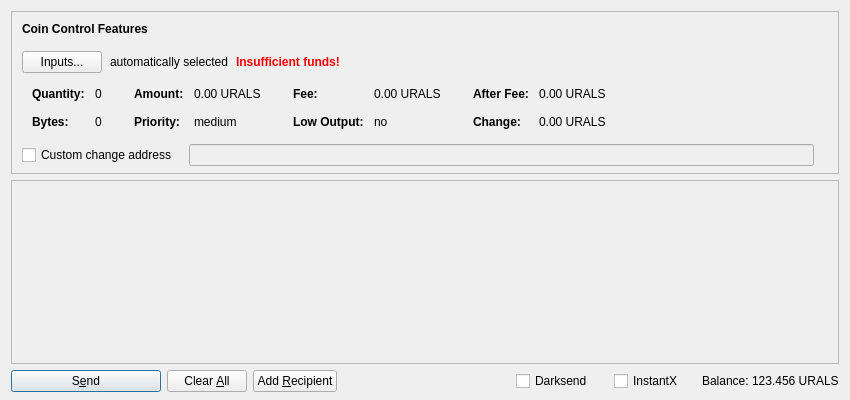
Above: src/qt/forms/sendcoinsdialog.ui from forkee/UralsCoin before the change. Below: the same form after it.
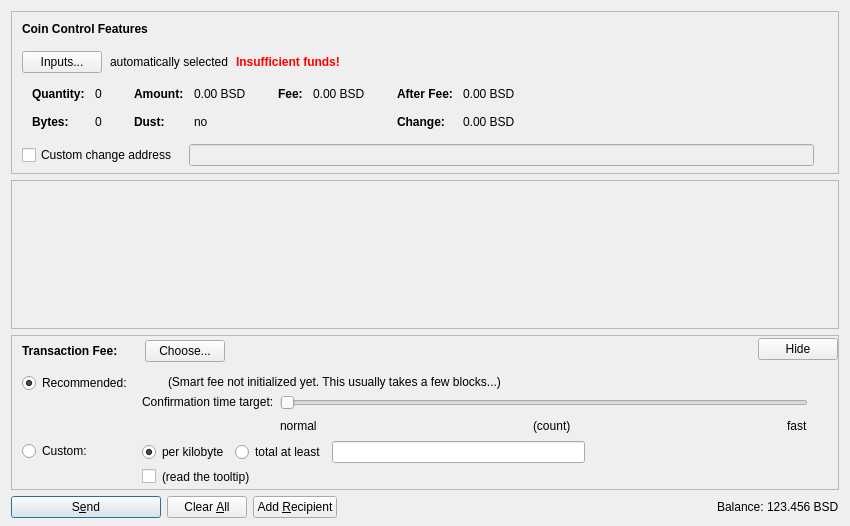
That is the form after the change. Icons and pictures are not drawn. Custom widgets are drawn as their Qt base class.

Patch:
```diff
--- a/src/qt/forms/sendcoinsdialog.ui
+++ b/src/qt/forms/sendcoinsdialog.ui
@@ -7,13 +7,13 @@
     <x>0</x>
     <y>0</y>
     <width>850</width>
-    <height>400</height>
+    <height>526</height>
    </rect>
   </property>
   <property name="windowTitle">
    <string>Send Coins</string>
   </property>
-  <layout class="QVBoxLayout" name="verticalLayout" stretch="0,1,0">
+  <layout class="QVBoxLayout" name="verticalLayout" stretch="0,1,0,0">
    <property name="bottomMargin">
     <number>8</number>
    </property>
@@ -321,7 +321,7 @@
                   <enum>Qt::ActionsContextMenu</enum>
                  </property>
                  <property name="text">
-                  <string notr="true">0.00 URALS</string>
+                  <string notr="true">0.00 BSD</string>
                  </property>
                  <property name="textInteractionFlags">
                   <set>Qt::LinksAccessibleByMouse|Qt::TextSelectableByKeyboard|Qt::TextSelectableByMouse</set>
@@ -329,7 +329,7 @@
                 </widget>
                </item>
                <item row="1" column="0">
-                <widget class="QLabel" name="labelCoinControlPriorityText">
+                <widget class="QLabel" name="labelCoinControlLowOutputText">
                  <property name="font">
                   <font>
                    <weight>75</weight>
@@ -337,12 +337,12 @@
                   </font>
                  </property>
                  <property name="text">
-                  <string>Priority:</string>
+                  <string>Dust:</string>
                  </property>
                 </widget>
                </item>
                <item row="1" column="1">
-                <widget class="QLabel" name="labelCoinControlPriority">
+                <widget class="QLabel" name="labelCoinControlLowOutput">
                  <property name="cursor">
                   <cursorShape>IBeamCursor</cursorShape>
                  </property>
@@ -350,7 +350,7 @@
                   <enum>Qt::ActionsContextMenu</enum>
                  </property>
                  <property name="text">
-                  <string>medium</string>
+                  <string notr="true">no</string>
                  </property>
                  <property name="textInteractionFlags">
                   <set>Qt::LinksAccessibleByMouse|Qt::TextSelectableByKeyboard|Qt::TextSelectableByMouse</set>
@@ -401,36 +401,7 @@
                   <enum>Qt::ActionsContextMenu</enum>
                  </property>
                  <property name="text">
-                  <string notr="true">0.00 URALS</string>
-                 </property>
-                 <property name="textInteractionFlags">
-                  <set>Qt::LinksAccessibleByMouse|Qt::TextSelectableByKeyboard|Qt::TextSelectableByMouse</set>
-                 </property>
-                </widget>
-               </item>
-               <item row="1" column="0">
-                <widget class="QLabel" name="labelCoinControlLowOutputText">
-                 <property name="font">
-                  <font>
-                   <weight>75</weight>
-                   <bold>true</bold>
-                  </font>
-                 </property>
-                 <property name="text">
-                  <string>Low Output:</string>
-                 </property>
-                </widget>
-               </item>
-               <item row="1" column="1">
-                <widget class="QLabel" name="labelCoinControlLowOutput">
-                 <property name="cursor">
-                  <cursorShape>IBeamCursor</cursorShape>
-                 </property>
-                 <property name="contextMenuPolicy">
-                  <enum>Qt::ActionsContextMenu</enum>
-                 </property>
-                 <property name="text">
-                  <string>no</string>
+                  <string notr="true">0.00 BSD</string>
                  </property>
                  <property name="textInteractionFlags">
                   <set>Qt::LinksAccessibleByMouse|Qt::TextSelectableByKeyboard|Qt::TextSelectableByMouse</set>
@@ -481,7 +452,7 @@
                   <enum>Qt::ActionsContextMenu</enum>
                  </property>
                  <property name="text">
-                  <string notr="true">0.00 URALS</string>
+                  <string notr="true">0.00 BSD</string>
                  </property>
                  <property name="textInteractionFlags">
                   <set>Qt::LinksAccessibleByMouse|Qt::TextSelectableByKeyboard|Qt::TextSelectableByMouse</set>
@@ -510,7 +481,7 @@
                   <enum>Qt::ActionsContextMenu</enum>
                  </property>
                  <property name="text">
-                  <string notr="true">0.00 URALS</string>
+                  <string notr="true">0.00 BSD</string>
                  </property>
                  <property name="textInteractionFlags">
                   <set>Qt::LinksAccessibleByMouse|Qt::TextSelectableByKeyboard|Qt::TextSelectableByMouse</set>
@@ -613,8 +584,8 @@
        <rect>
         <x>0</x>
         <y>0</y>
-        <width>824</width>
-        <height>138</height>
+        <width>830</width>
+        <height>104</height>
        </rect>
       </property>
       <layout class="QVBoxLayout" name="verticalLayout_2" stretch="0,1">
@@ -654,6 +625,557 @@
      </widget>
     </widget>
    </item>
+   <item>
+    <widget class="QFrame" name="frameFee">
+     <property name="sizePolicy">
+      <sizepolicy hsizetype="Expanding" vsizetype="Expanding">
+       <horstretch>0</horstretch>
+       <verstretch>0</verstretch>
+      </sizepolicy>
+     </property>
+     <property name="maximumSize">
+      <size>
+       <width>16777215</width>
+       <height>16777215</height>
+      </size>
+     </property>
+     <property name="frameShape">
+      <enum>QFrame::StyledPanel</enum>
+     </property>
+     <property name="frameShadow">
+      <enum>QFrame::Sunken</enum>
+     </property>
+     <layout class="QVBoxLayout" name="verticalLayoutFee1">
+      <property name="spacing">
+       <number>0</number>
+      </property>
+      <property name="leftMargin">
+       <number>0</number>
+      </property>
+      <property name="topMargin">
+       <number>0</number>
+      </property>
+      <property name="rightMargin">
+       <number>0</number>
+      </property>
+      <property name="bottomMargin">
+       <number>0</number>
+      </property>
+      <item>
+       <layout class="QVBoxLayout" name="verticalLayoutFee2" stretch="0,0,0">
+        <property name="spacing">
+         <number>0</number>
+        </property>
+        <property name="leftMargin">
+         <number>10</number>
+        </property>
+        <property name="topMargin">
+         <number>0</number>
+        </property>
+        <item>
+         <layout class="QHBoxLayout" name="horizontalLayoutFee1">
+          <property name="bottomMargin">
+           <number>0</number>
+          </property>
+          <item>
+           <layout class="QVBoxLayout" name="verticalLayoutFee7">
+            <property name="spacing">
+             <number>0</number>
+            </property>
+            <item>
+             <spacer name="verticalSpacerSmartFee">
+              <property name="orientation">
+               <enum>Qt::Vertical</enum>
+              </property>
+              <property name="sizeType">
+               <enum>QSizePolicy::Fixed</enum>
+              </property>
+              <property name="sizeHint" stdset="0">
+               <size>
+                <width>1</width>
+                <height>4</height>
+               </size>
+              </property>
+             </spacer>
+            </item>
+            <item>
+             <layout class="QHBoxLayout" name="horizontalLayoutSmartFee">
+              <property name="spacing">
+               <number>10</number>
+              </property>
+              <item>
+               <widget class="QLabel" name="labelFeeHeadline">
+                <property name="sizePolicy">
+                 <sizepolicy hsizetype="Preferred" vsizetype="Maximum">
+                  <horstretch>0</horstretch>
+                  <verstretch>0</verstretch>
+                 </sizepolicy>
+                </property>
+                <property name="font">
+                 <font>
+                  <weight>75</weight>
+                  <bold>true</bold>
+                 </font>
+                </property>
+                <property name="styleSheet">
+                 <string notr="true">font-weight:bold;</string>
+                </property>
+                <property name="text">
+                 <string>Transaction Fee:</string>
+                </property>
+               </widget>
+              </item>
+              <item>
+               <widget class="QLabel" name="labelFeeMinimized">
+                <property name="text">
+                 <string/>
+                </property>
+               </widget>
+              </item>
+              <item>
+               <widget class="QPushButton" name="buttonChooseFee">
+                <property name="text">
+                 <string>Choose...</string>
+                </property>
+               </widget>
+              </item>
+             </layout>
+            </item>
+            <item>
+             <spacer name="verticalSpacer_5">
+              <property name="orientation">
+               <enum>Qt::Vertical</enum>
+              </property>
+              <property name="sizeHint" stdset="0">
+               <size>
+                <width>1</width>
+                <height>1</height>
+               </size>
+              </property>
+             </spacer>
+            </item>
+           </layout>
+          </item>
+          <item>
+           <spacer name="horizontalSpacer_4">
+            <property name="orientation">
+             <enum>Qt::Horizontal</enum>
+            </property>
+            <property name="sizeHint" stdset="0">
+             <size>
+              <width>40</width>
+              <height>20</height>
+             </size>
+            </property>
+           </spacer>
+          </item>
+          <item>
+           <widget class="QPushButton" name="buttonMinimizeFee">
+            <property name="toolTip">
+             <string>collapse fee-settings</string>
+            </property>
+            <property name="text">
+             <string>Hide</string>
+            </property>
+           </widget>
+          </item>
+         </layout>
+        </item>
+        <item>
+         <widget class="QFrame" name="frameFeeSelection">
+          <layout class="QVBoxLayout" name="verticalLayoutFee12">
+           <property name="spacing">
+            <number>0</number>
+           </property>
+           <property name="leftMargin">
+            <number>0</number>
+           </property>
+           <property name="topMargin">
+            <number>0</number>
+           </property>
+           <property name="rightMargin">
+            <number>0</number>
+           </property>
+           <property name="bottomMargin">
+            <number>0</number>
+           </property>
+           <item>
+            <layout class="QGridLayout" name="gridLayoutFee">
+             <property name="topMargin">
+              <number>10</number>
+             </property>
+             <property name="bottomMargin">
+              <number>4</number>
+             </property>
+             <property name="horizontalSpacing">
+              <number>10</number>
+             </property>
+             <property name="verticalSpacing">
+              <number>4</number>
+             </property>
+             <item row="1" column="1">
+              <layout class="QVBoxLayout" name="verticalLayoutFee8">
+               <property name="spacing">
+                <number>6</number>
+               </property>
+               <item>
+                <layout class="QHBoxLayout" name="horizontalLayoutFee13">
+                 <item>
+                  <widget class="QRadioButton" name="radioCustomPerKilobyte">
+                   <property name="toolTip">
+                    <string>If the custom fee is set to 1000 satoshis and the transaction is only 250 bytes, then &quot;per kilobyte&quot; only pays 250 satoshis in fee, while &quot;total at least&quot; pays 1000 satoshis. For transactions bigger than a kilobyte both pay by kilobyte.</string>
+                   </property>
+                   <property name="text">
+                    <string>per kilobyte</string>
+                   </property>
+                   <property name="checked">
+                    <bool>true</bool>
+                   </property>
+                   <attribute name="buttonGroup">
+                    <string notr="true">groupCustomFee</string>
+                   </attribute>
+                  </widget>
+                 </item>
+                 <item>
+                  <widget class="QRadioButton" name="radioCustomAtLeast">
+                   <property name="toolTip">
+                    <string>If the custom fee is set to 1000 satoshis and the transaction is only 250 bytes, then &quot;per kilobyte&quot; only pays 250 satoshis in fee, while &quot;total at least&quot; pays 1000 satoshis. For transactions bigger than a kilobyte both pay by kilobyte.</string>
+                   </property>
+                   <property name="text">
+                    <string>total at least</string>
+                   </property>
+                   <attribute name="buttonGroup">
+                    <string notr="true">groupCustomFee</string>
+                   </attribute>
+                  </widget>
+                 </item>
+                 <item>
+                  <widget class="UralsAmountField" name="customFee"/>
+                 </item>
+                 <item>
+                  <spacer name="horizontalSpacer_6">
+                   <property name="orientation">
+                    <enum>Qt::Horizontal</enum>
+                   </property>
+                   <property name="sizeHint" stdset="0">
+                    <size>
+                     <width>1</width>
+                     <height>1</height>
+                    </size>
+                   </property>
+                  </spacer>
+                 </item>
+                </layout>
+               </item>
+               <item>
+                <layout class="QHBoxLayout" name="horizontalLayoutFee8">
+                 <item>
+                  <widget class="QCheckBox" name="checkBoxMinimumFee">
+                   <property name="toolTip">
+                    <string>Paying only the minimum fee is just fine as long as there is less transaction volume than space in the blocks. But be aware that this can end up in a never confirming transaction once there is more demand for urals transactions than the network can process.</string>
+                   </property>
+                   <property name="text">
+                    <string/>
+                   </property>
+                  </widget>
+                 </item>
+                 <item>
+                  <widget class="QLabel" name="labelMinFeeWarning">
+                   <property name="enabled">
+                    <bool>true</bool>
+                   </property>
+                   <property name="toolTip">
+                    <string>Paying only the minimum fee is just fine as long as there is less transaction volume than space in the blocks. But be aware that this can end up in a never confirming transaction once there is more demand for urals transactions than the network can process.</string>
+                   </property>
+                   <property name="text">
+                    <string>(read the tooltip)</string>
+                   </property>
+                   <property name="margin">
+                    <number>5</number>
+                   </property>
+                  </widget>
+                 </item>
+                 <item>
+                  <spacer name="horizontalSpacer_2">
+                   <property name="orientation">
+                    <enum>Qt::Horizontal</enum>
+                   </property>
+                   <property name="sizeHint" stdset="0">
+                    <size>
+                     <width>1</width>
+                     <height>1</height>
+                    </size>
+                   </property>
+                  </spacer>
+                 </item>
+                </layout>
+               </item>
+              </layout>
+             </item>
+             <item row="0" column="0">
+              <layout class="QVBoxLayout" name="verticalLayoutFee4" stretch="0,1">
+               <item>
+                <widget class="QRadioButton" name="radioSmartFee">
+                 <property name="text">
+                  <string>Recommended:</string>
+                 </property>
+                 <property name="checked">
+                  <bool>true</bool>
+                 </property>
+                 <attribute name="buttonGroup">
+                  <string notr="true">groupFee</string>
+                 </attribute>
+                </widget>
+               </item>
+               <item>
+                <spacer name="verticalSpacer_2">
+                 <property name="orientation">
+                  <enum>Qt::Vertical</enum>
+                 </property>
+                 <property name="sizeHint" stdset="0">
+                  <size>
+                   <width>1</width>
+                   <height>1</height>
+                  </size>
+                 </property>
+                </spacer>
+               </item>
+              </layout>
+             </item>
+             <item row="1" column="0">
+              <layout class="QVBoxLayout" name="verticalLayoutFee9" stretch="0,1">
+               <item>
+                <widget class="QRadioButton" name="radioCustomFee">
+                 <property name="text">
+                  <string>Custom:</string>
+                 </property>
+                 <attribute name="buttonGroup">
+                  <string notr="true">groupFee</string>
+                 </attribute>
+                </widget>
+               </item>
+               <item>
+                <spacer name="verticalSpacer_6">
+                 <property name="orientation">
+                  <enum>Qt::Vertical</enum>
+                 </property>
+                 <property name="sizeHint" stdset="0">
+                  <size>
+                   <width>1</width>
+                   <height>1</height>
+                  </size>
+                 </property>
+                </spacer>
+               </item>
+              </layout>
+             </item>
+             <item row="0" column="1">
+              <layout class="QVBoxLayout" name="verticalLayoutFee3" stretch="0,0,1">
+               <property name="spacing">
+                <number>6</number>
+               </property>
+               <property name="topMargin">
+                <number>2</number>
+               </property>
+               <item>
+                <layout class="QHBoxLayout" name="horizontalLayoutFee12">
+                 <item>
+                  <widget class="QLabel" name="labelSmartFee">
+                   <property name="text">
+                    <string/>
+                   </property>
+                   <property name="margin">
+                    <number>2</number>
+                   </property>
+                  </widget>
+                 </item>
+                 <item>
+                  <widget class="QLabel" name="labelFeeEstimation">
+                   <property name="text">
+                    <string/>
+                   </property>
+                  </widget>
+                 </item>
+                 <item>
+                  <widget class="QLabel" name="labelSmartFee2">
+                   <property name="text">
+                    <string>(Smart fee not initialized yet. This usually takes a few blocks...)</string>
+                   </property>
+                   <property name="margin">
+                    <number>2</number>
+                   </property>
+                  </widget>
+                 </item>
+                 <item>
+                  <spacer name="horizontalSpacer_5">
+                   <property name="orientation">
+                    <enum>Qt::Horizontal</enum>
+                   </property>
+                   <property name="sizeHint" stdset="0">
+                    <size>
+                     <width>1</width>
+                     <height>1</height>
+                    </size>
+                   </property>
+                  </spacer>
+                 </item>
+                </layout>
+               </item>
+               <item>
+                <layout class="QHBoxLayout" name="horizontalLayoutFee9">
+                 <item>
+                  <layout class="QVBoxLayout" name="verticalLayoutFee6">
+                   <item>
+                    <widget class="QLabel" name="labelSmartFee3">
+                     <property name="text">
+                      <string>Confirmation time target:</string>
+                     </property>
+                     <property name="margin">
+                      <number>2</number>
+                     </property>
+                    </widget>
+                   </item>
+                   <item>
+                    <spacer name="verticalSpacer_3">
+                     <property name="orientation">
+                      <enum>Qt::Vertical</enum>
+                     </property>
+                     <property name="sizeHint" stdset="0">
+                      <size>
+                       <width>1</width>
+                       <height>1</height>
+                      </size>
+                     </property>
+                    </spacer>
+                   </item>
+                  </layout>
+                 </item>
+                 <item>
+                  <layout class="QVBoxLayout" name="verticalLayoutFee5">
+                   <property name="rightMargin">
+                    <number>30</number>
+                   </property>
+                   <item>
+                    <widget class="QSlider" name="sliderSmartFee">
+                     <property name="minimum">
+                      <number>0</number>
+                     </property>
+                     <property name="maximum">
+                      <number>23</number>
+                     </property>
+                     <property name="pageStep">
+                      <number>1</number>
+                     </property>
+                     <property name="value">
+                      <number>0</number>
+                     </property>
+                     <property name="orientation">
+                      <enum>Qt::Horizontal</enum>
+                     </property>
+                     <property name="invertedAppearance">
+                      <bool>false</bool>
+                     </property>
+                     <property name="invertedControls">
+                      <bool>false</bool>
+                     </property>
+                     <property name="tickPosition">
+                      <enum>QSlider::NoTicks</enum>
+                     </property>
+                    </widget>
+                   </item>
+                   <item>
+                    <layout class="QHBoxLayout" name="horizontalLayoutFee10">
+                     <item>
+                      <widget class="QLabel" name="labelSmartFeeNormal">
+                       <property name="text">
+                        <string>normal</string>
+                       </property>
+                      </widget>
+                     </item>
+                     <item>
+                      <spacer name="horizontalSpacer_7">
+                       <property name="orientation">
+                        <enum>Qt::Horizontal</enum>
+                       </property>
+                       <property name="sizeHint" stdset="0">
+                        <size>
+                         <width>40</width>
+                         <height>20</height>
+                        </size>
+                       </property>
+                      </spacer>
+                     </item>
+                     <item>
+                      <widget class="QLabel" name="confirmationTargetLabel">
+                       <property name="text">
+                        <string notr="true">(count)</string>
+                       </property>
+                      </widget>
+                     </item>
+                     <item>
+                      <spacer name="horizontalSpacer_3">
+                       <property name="orientation">
+                        <enum>Qt::Horizontal</enum>
+                       </property>
+                       <property name="sizeHint" stdset="0">
+                        <size>
+                         <width>40</width>
+                         <height>20</height>
+                        </size>
+                       </property>
+                      </spacer>
+                     </item>
+                     <item>
+                      <widget class="QLabel" name="labelSmartFeeFast">
+                       <property name="text">
+                        <string>fast</string>
+                       </property>
+                      </widget>
+                     </item>
+                    </layout>
+                   </item>
+                  </layout>
+                 </item>
+                </layout>
+               </item>
+               <item>
+                <spacer name="verticalSpacer_4">
+                 <property name="orientation">
+                  <enum>Qt::Vertical</enum>
+                 </property>
+                 <property name="sizeHint" stdset="0">
+                  <size>
+                   <width>1</width>
+                   <height>1</height>
+                  </size>
+                 </property>
+                </spacer>
+               </item>
+              </layout>
+             </item>
+            </layout>
+           </item>
+          </layout>
+         </widget>
+        </item>
+        <item>
+         <spacer name="verticalSpacerFee">
+          <property name="orientation">
+           <enum>Qt::Vertical</enum>
+          </property>
+          <property name="sizeHint" stdset="0">
+           <size>
+            <width>800</width>
+            <height>1</height>
+           </size>
+          </property>
+         </spacer>
+        </item>
+       </layout>
+      </item>
+     </layout>
+    </widget>
+   </item>
    <item>
     <layout class="QHBoxLayout" name="horizontalLayout">
      <item>
@@ -674,6 +1196,9 @@
         <iconset resource="../urals.qrc">
          <normaloff>:/icons/send</normaloff>:/icons/send</iconset>
        </property>
+       <property name="autoDefault">
+        <bool>false</bool>
+       </property>
        <property name="default">
         <bool>true</bool>
        </property>
@@ -740,37 +1265,14 @@
        <property name="spacing">
         <number>3</number>
        </property>
-       <item>
-        <widget class="QCheckBox" name="checkUseDarksend">
-         <property name="minimumSize">
-          <size>
-           <width>95</width>
-           <height>0</height>
-          </size>
-         </property>
-         <property name="text">
-          <string>Darksend</string>
-         </property>
-        </widget>
-       </item>
-       <item>
-        <widget class="QCheckBox" name="checkInstantX">
-         <property name="enabled">
-          <bool>true</bool>
-         </property>
-         <property name="minimumSize">
-          <size>
-           <width>85</width>
-           <height>0</height>
-          </size>
-         </property>
-         <property name="text">
-          <string>InstantX</string>
-         </property>
-        </widget>
-       </item>
        <item>
         <widget class="QLabel" name="label">
+         <property name="sizePolicy">
+          <sizepolicy hsizetype="Preferred" vsizetype="Fixed">
+           <horstretch>0</horstretch>
+           <verstretch>0</verstretch>
+          </sizepolicy>
+         </property>
          <property name="text">
           <string>Balance:</string>
          </property>
@@ -788,7 +1290,7 @@
           <cursorShape>IBeamCursor</cursorShape>
          </property>
          <property name="text">
-          <string notr="true">123.456 URALS</string>
+          <string notr="true">123.456 BSD</string>
          </property>
          <property name="textInteractionFlags">
           <set>Qt::LinksAccessibleByMouse|Qt::TextSelectableByKeyboard|Qt::TextSelectableByMouse</set>
@@ -807,6 +1309,12 @@
    <extends>QLineEdit</extends>
    <header>qvalidatedlineedit.h</header>
   </customwidget>
+  <customwidget>
+   <class>UralsAmountField</class>
+   <extends>QLineEdit</extends>
+   <header>uralsamountfield.h</header>
+   <container>1</container>
+  </customwidget>
  </customwidgets>
  <resources>
   <include location="../urals.qrc"/>
```
Left out of the diff: 10 changed lines with no effect on the pictures.
